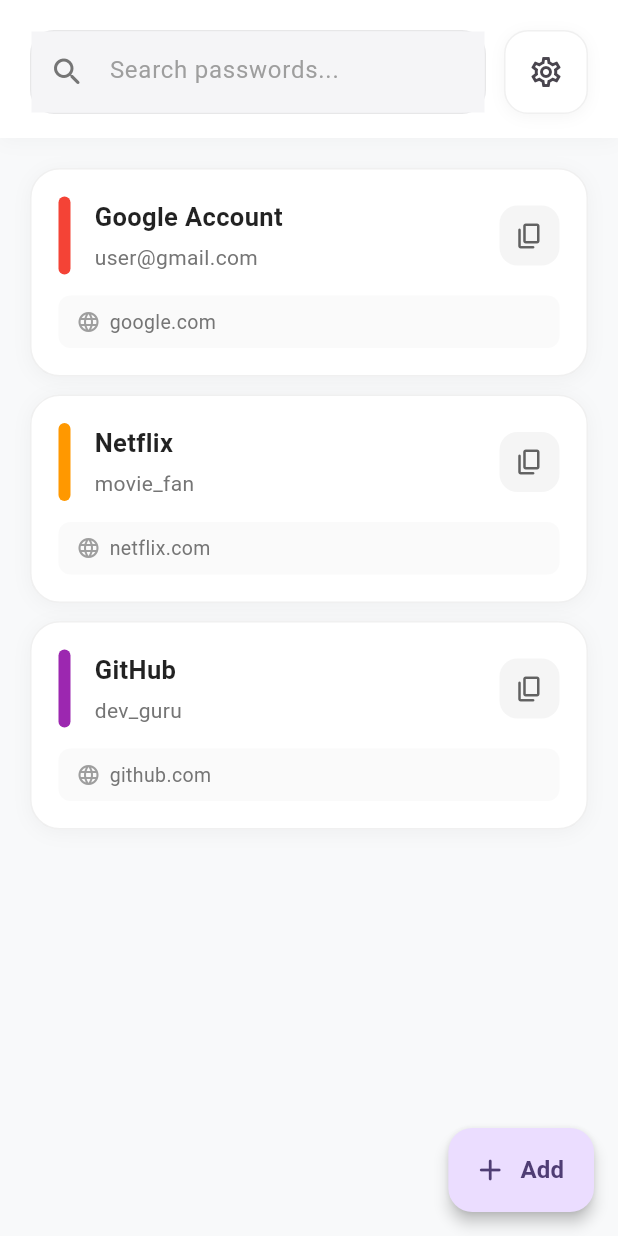
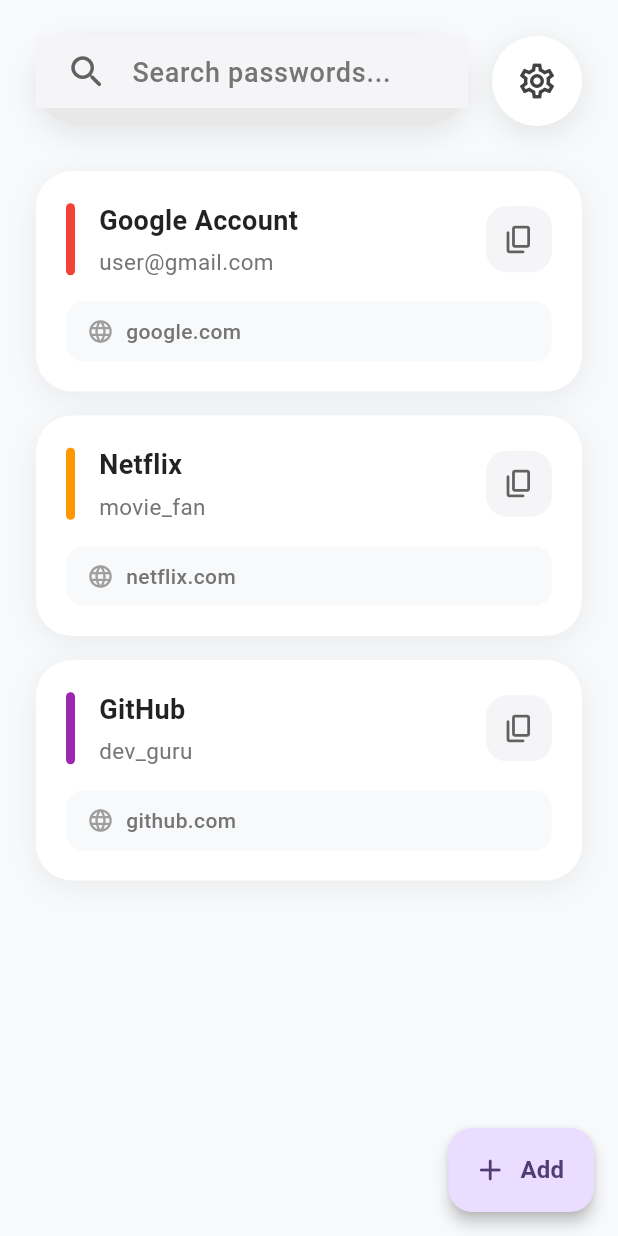
Before and after one commit to could-ai/019aa9fa-38d1-7340-afd4-becc18e65372, a Flutter app: the HomeScreen screen opened by its route, on a phone screen of 412 x 824 dp. Run offline on Flutter 3.47's test engine with Material 3 defaults, Android fonts, the phone set to English and light mode, and no system bars.

Commit message:
Redesigned HomeScreen header to feature a large, pill-shaped search bar (60px height, 30px radius) with a soft shadow, matching the user's visual reference. Updated the settings button to be circular and consistent with the new rounded aesthetic. Improved list item styling with cleaner spacing and shadows.

```diff
--- a/usr/lib/screens/home_screen.dart
+++ b/usr/lib/screens/home_screen.dart
@@ -74,88 +74,79 @@ class _HomeScreenState extends State<HomeScreen> {
       body: SafeArea(
         child: Column(
           children: [
-            // Modern Header with Beautiful Search Bar and Settings
+            // Modern Header with Pill-shaped Search Bar
             Container(
-              padding: const EdgeInsets.fromLTRB(20, 20, 20, 16),
-              decoration: BoxDecoration(
-                color: isDark ? Theme.of(context).scaffoldBackgroundColor : Colors.white,
-                boxShadow: [
-                  if (!isDark)
-                    BoxShadow(
-                      color: Colors.black.withOpacity(0.03),
-                      blurRadius: 10,
-                      offset: const Offset(0, 2),
-                    ),
-                ],
-              ),
+              padding: const EdgeInsets.fromLTRB(24, 24, 24, 20),
+              color: Colors.transparent,
               child: Row(
                 children: [
                   Expanded(
                     child: Container(
-                      height: 56,
+                      height: 60, // Taller search bar
                       decoration: BoxDecoration(
                         color: isDark
                             ? Theme.of(context).colorScheme.surfaceContainerHighest
-                            : const Color(0xFFF5F5F7),
-                        borderRadius: BorderRadius.circular(16),
-                        border: Border.all(
-                          color: isDark
-                              ? Colors.transparent
-                              : Colors.black.withOpacity(0.06),
-                          width: 1,
-                        ),
+                            : const Color(0xFFE8E8E8), // Slightly darker grey for contrast
+                        borderRadius: BorderRadius.circular(30), // Fully rounded pill shape
+                        boxShadow: [
+                          BoxShadow(
+                            color: Colors.black.withOpacity(0.08),
+                            blurRadius: 15,
+                            offset: const Offset(0, 5),
+                            spreadRadius: 1,
+                          ),
+                        ],
                       ),
                       child: TextField(
                         controller: _searchController,
+                        textAlignVertical: TextAlignVertical.center,
                         decoration: InputDecoration(
                           hintText: 'Search passwords...',
                           hintStyle: TextStyle(
-                            color: isDark ? Colors.grey[400] : Colors.grey[500],
-                            fontSize: 16,
+                            color: isDark ? Colors.grey[400] : Colors.grey[600],
+                            fontSize: 18,
+                            fontWeight: FontWeight.w500,
                           ),
-                          prefixIcon: Icon(
-                            Icons.search_rounded,
-                            color: isDark ? Colors.grey[400] : Colors.grey[600],
-                            size: 24,
+                          prefixIcon: Padding(
+                            padding: const EdgeInsets.only(left: 20, right: 12),
+                            child: Icon(
+                              Icons.search_rounded,
+                              color: isDark ? Colors.grey[400] : Colors.grey[700],
+                              size: 28,
+                            ),
                           ),
                           border: InputBorder.none,
                           enabledBorder: InputBorder.none,
                           focusedBorder: InputBorder.none,
-                          contentPadding: const EdgeInsets.symmetric(
-                            vertical: 16,
-                            horizontal: 16,
-                          ),
+                          contentPadding: const EdgeInsets.symmetric(horizontal: 20),
+                          isCollapsed: true, // Helps with vertical alignment
                         ),
-                        style: const TextStyle(fontSize: 16),
+                        style: const TextStyle(fontSize: 18),
                       ),
                     ),
                   ),
-                  const SizedBox(width: 12),
+                  const SizedBox(width: 16),
+                  // Circular Settings Button
                   Container(
-                    width: 56,
-                    height: 56,
+                    width: 60,
+                    height: 60,
                     decoration: BoxDecoration(
                       color: isDark
                           ? Theme.of(context).colorScheme.surfaceContainerHighest
                           : Colors.white,
-                      borderRadius: BorderRadius.circular(16),
-                      border: Border.all(
-                        color: isDark
-                            ? Colors.transparent
-                            : Colors.black.withOpacity(0.06),
-                        width: 1,
-                      ),
+                      shape: BoxShape.circle,
                       boxShadow: [
-                        if (!isDark)
-                          BoxShadow(
-                            color: Colors.black.withOpacity(0.04),
-                            blurRadius: 8,
-                            offset: const Offset(0, 2),
-                          ),
+                        BoxShadow(
+                          color: Colors.black.withOpacity(0.08),
+                          blurRadius: 15,
+                          offset: const Offset(0, 5),
+                          spreadRadius: 1,
+                        ),
                       ],
                     ),
                     child: IconButton(
-                      icon: const Icon(Icons.settings_outlined, size: 24),
+                      icon: const Icon(Icons.settings_outlined, size: 28),
+                      color: isDark ? Colors.white : Colors.grey[800],
                       onPressed: () {
                         Navigator.push(
                           context,
@@ -196,27 +187,21 @@ class _HomeScreenState extends State<HomeScreen> {
                       ),
                     )
                   : ListView.builder(
-                      padding: const EdgeInsets.all(20),
+                      padding: const EdgeInsets.symmetric(horizontal: 24, vertical: 10),
                       itemCount: entries.length,
                       itemBuilder: (context, index) {
                         final entry = entries[index];
                         return Container(
-                          margin: const EdgeInsets.only(bottom: 12),
+                          margin: const EdgeInsets.only(bottom: 16),
                           decoration: BoxDecoration(
                             color: Theme.of(context).cardColor,
-                            borderRadius: BorderRadius.circular(20),
-                            border: Border.all(
-                              color: isDark
-                                  ? Colors.transparent
-                                  : Colors.black.withOpacity(0.06),
-                              width: 1,
-                            ),
+                            borderRadius: BorderRadius.circular(24),
                             boxShadow: [
                               if (!isDark)
                                 BoxShadow(
-                                  color: Colors.black.withOpacity(0.04),
-                                  blurRadius: 10,
-                                  offset: const Offset(0, 2),
+                                  color: Colors.black.withOpacity(0.06),
+                                  blurRadius: 15,
+                                  offset: const Offset(0, 4),
                                 ),
                             ],
                           ),
@@ -230,9 +215,9 @@ class _HomeScreenState extends State<HomeScreen> {
                                 ),
                               );
                             },
-                            borderRadius: BorderRadius.circular(20),
+                            borderRadius: BorderRadius.circular(24),
                             child: Padding(
-                              padding: const EdgeInsets.all(18.0),
+                              padding: const EdgeInsets.all(20.0),
                               child: Column(
                                 crossAxisAlignment: CrossAxisAlignment.start,
                                 children: [
@@ -240,11 +225,11 @@ class _HomeScreenState extends State<HomeScreen> {
                                     children: [
                                       // Small Color Tag/Label
                                       Container(
-                                        width: 8,
-                                        height: 52,
+                                        width: 6,
+                                        height: 48,
                                         decoration: BoxDecoration(
                                           color: entry.categoryColor,
-                                          borderRadius: BorderRadius.circular(4),
+                                          borderRadius: BorderRadius.circular(3),
                                         ),
                                       ),
                                       const SizedBox(width: 16),
@@ -257,18 +242,18 @@ class _HomeScreenState extends State<HomeScreen> {
                                             Text(
                                               entry.title,
                                               style: TextStyle(
-                                                fontSize: 17,
-                                                fontWeight: FontWeight.w600,
+                                                fontSize: 18,
+                                                fontWeight: FontWeight.bold,
                                                 color: isDark
                                                     ? Colors.white
                                                     : Colors.black87,
                                               ),
                                             ),
-                                            const SizedBox(height: 5),
+                                            const SizedBox(height: 4),
                                             Text(
                                               entry.username,
                                               style: TextStyle(
-                                                fontSize: 14,
+                                                fontSize: 15,
                                                 color: Colors.grey[600],
                                               ),
                                               overflow: TextOverflow.ellipsis,
@@ -278,17 +263,17 @@ class _HomeScreenState extends State<HomeScreen> {
                                       ),
                                       // Modern Copy Button
                                       Container(
-                                        width: 40,
-                                        height: 40,
+                                        width: 44,
+                                        height: 44,
                                         decoration: BoxDecoration(
                                           color: isDark
                                               ? Colors.grey[800]
-                                              : Colors.grey[100],
-                                          borderRadius: BorderRadius.circular(12),
+                                              : const Color(0xFFF5F5F7),
+                                          borderRadius: BorderRadius.circular(14),
                                         ),
                                         child: IconButton(
                                           icon: const Icon(Icons.copy_rounded,
-                                              size: 20),
+                                              size: 22),
                                           color: isDark
                                               ? Colors.grey[400]
                                               : Colors.grey[700],
@@ -302,33 +287,34 @@ class _HomeScreenState extends State<HomeScreen> {
                                   ),
                                   // URL Section (if exists)
                                   if (entry.url != null && entry.url!.isNotEmpty) ...[
-                                    const SizedBox(height: 14),
+                                    const SizedBox(height: 16),
                                     Container(
                                       padding: const EdgeInsets.symmetric(
-                                        horizontal: 12,
-                                        vertical: 8,
+                                        horizontal: 14,
+                                        vertical: 10,
                                       ),
                                       decoration: BoxDecoration(
                                         color: isDark
                                             ? Colors.grey[850]
-                                            : Colors.grey[50],
-                                        borderRadius: BorderRadius.circular(8),
+                                            : const Color(0xFFF8F9FA),
+                                        borderRadius: BorderRadius.circular(12),
                                       ),
                                       child: Row(
                                         children: [
                                           Icon(
                                             Icons.language_rounded,
-                                            size: 16,
+                                            size: 18,
                                             color: Colors.grey[500],
                                           ),
-                                          const SizedBox(width: 6),
+                                          const SizedBox(width: 8),
                                           Expanded(
                                             child: Text(
                                               entry.url!
                                                   .replaceFirst(RegExp(r'^https?://'), ''),
                                               style: TextStyle(
-                                                fontSize: 13,
+                                                fontSize: 14,
                                                 color: Colors.grey[600],
+                                                fontWeight: FontWeight.w500,
                                               ),
                                               overflow: TextOverflow.ellipsis,
                                             ),
```
